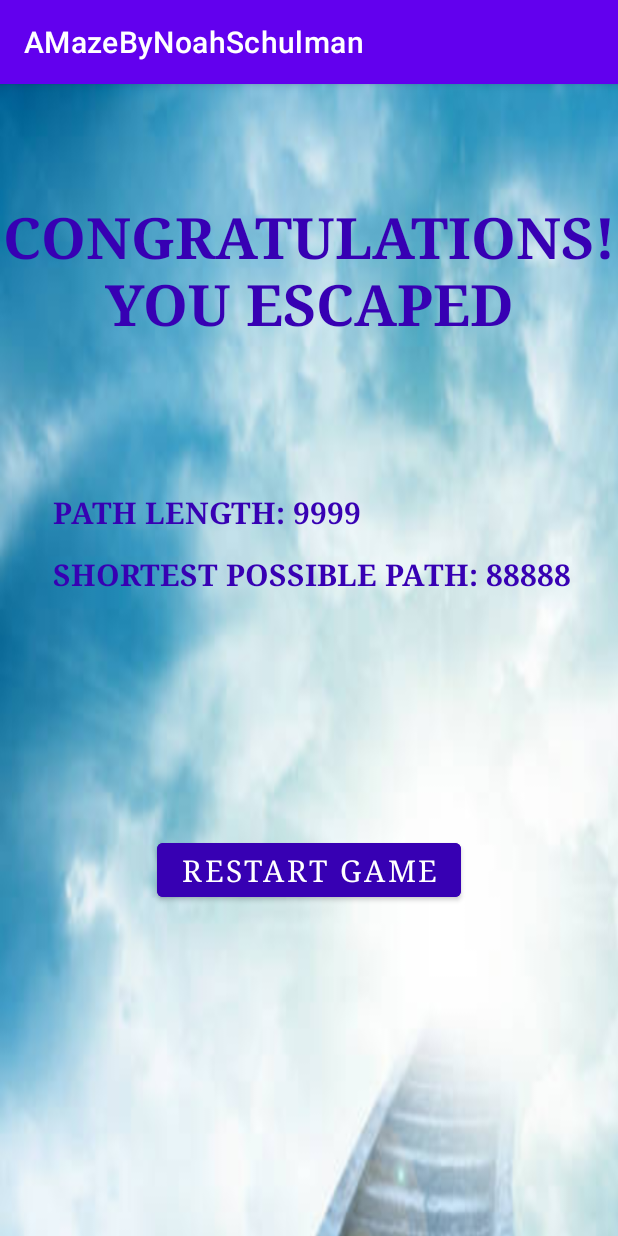
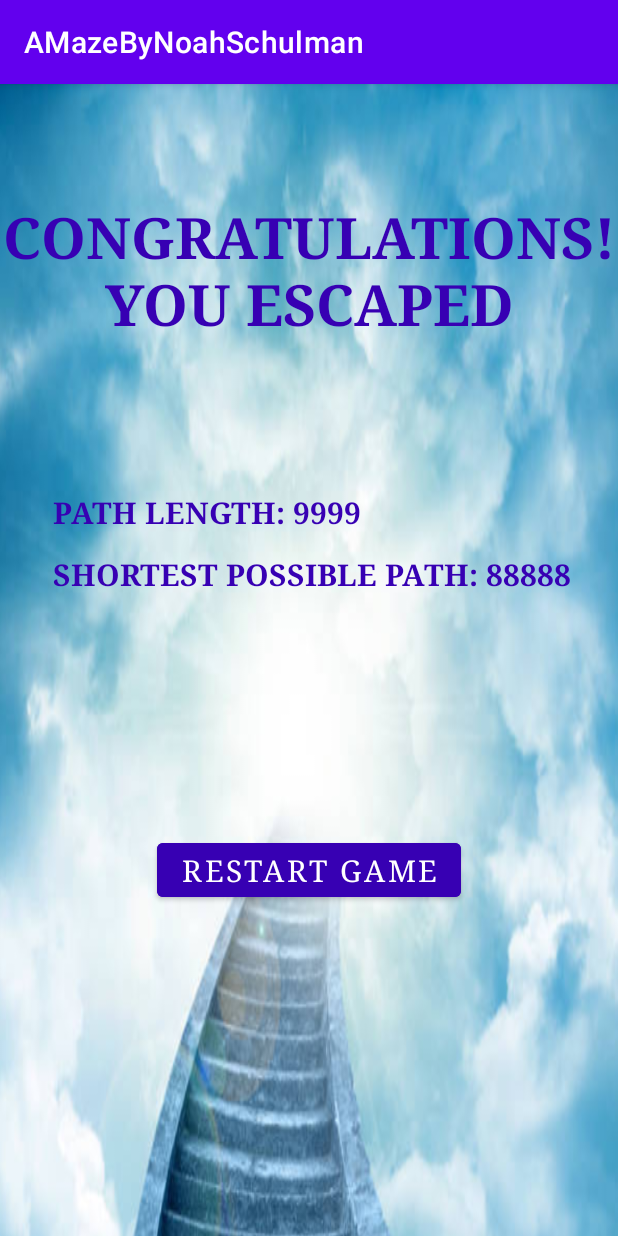
Before and after one commit to noahschulman14/maze-app, an Android app: the WinningActivity screen opened directly, with no data from a screen before it, on a phone screen of 412 x 824 dp. Run offline under Robolectric (Android 15) with nearby library versions, the phone set to English and light mode, and no system bars.

Commit message:
changed colors/font/background for WinningActivity

```diff
--- a/app/src/main/res/layout/activity_winning.xml
+++ b/app/src/main/res/layout/activity_winning.xml
@@ -8,13 +8,13 @@
 
     <ImageView
         android:id="@+id/imageView"
-        android:layout_width="608dp"
-        android:layout_height="1290dp"
+        android:layout_width="425dp"
+        android:layout_height="1000dp"
         android:adjustViewBounds="true"
         android:scaleType="fitXY"
-        app:srcCompat="@drawable/heaven_option_2"
-        tools:layout_editor_absoluteX="-82dp"
-        tools:layout_editor_absoluteY="-255dp" />
+        app:layout_constraintEnd_toEndOf="parent"
+        app:layout_constraintTop_toTopOf="parent"
+        app:srcCompat="@drawable/heaven_option_2" />
 
     <TextView
         android:id="@+id/textView9"
```
